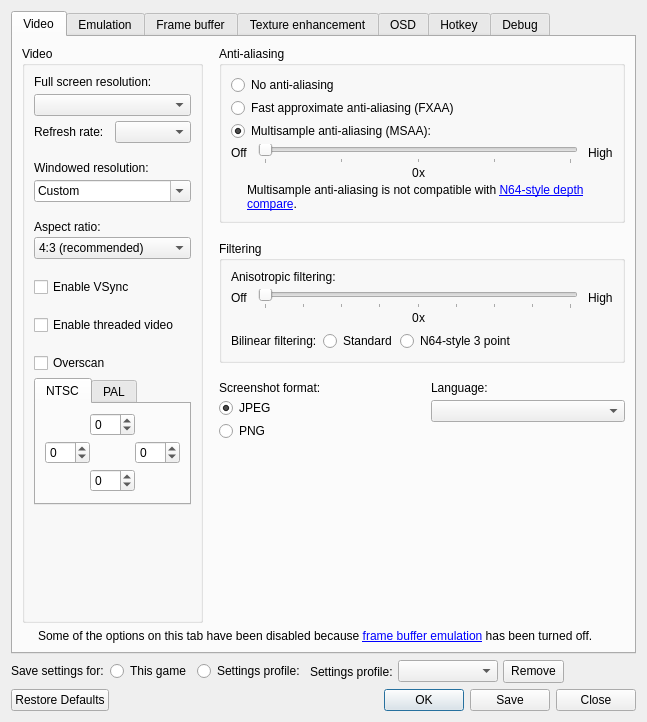
Qt form src/GLideNUI/configDialog.ui (gonetz/GLideN64) before a commit.
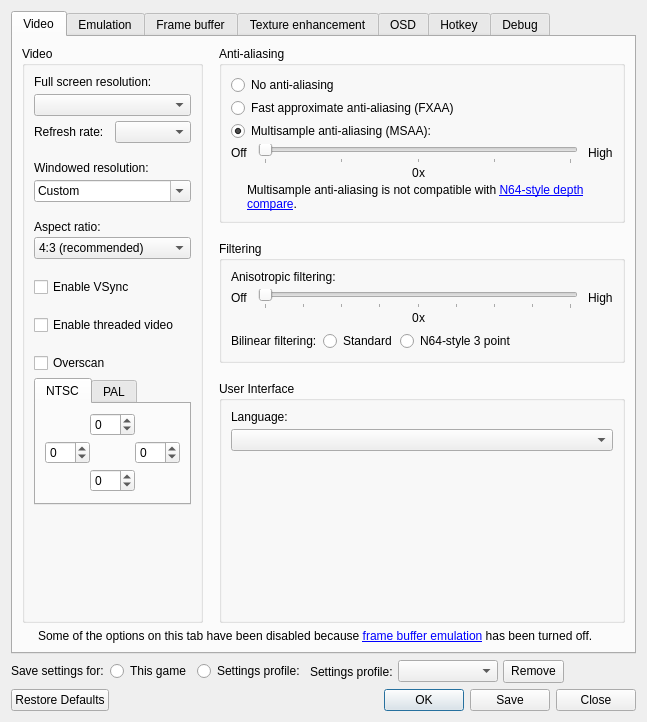
The same form after that commit. Icons and pictures are not drawn.

Commit message: GLideNUI: remove screenshot type selection

What changed in the file:
```diff
--- a/src/GLideNUI/configDialog.ui
+++ b/src/GLideNUI/configDialog.ui
@@ -876,82 +876,24 @@
             </widget>
            </item>
            <item>
-            <layout class="QHBoxLayout" name="horizontalLayout_14">
-             <property name="spacing">
-              <number>18</number>
+            <widget class="QGroupBox" name="userInterfaceGroupBox">
+             <property name="title">
+              <string>User Interface</string>
              </property>
-             <item>
-              <widget class="QFrame" name="screenshotFrame">
                <layout class="QVBoxLayout" name="verticalLayout_6">
+              <item>
+               <layout class="QHBoxLayout" name="horizontalLayout_14">
                 <property name="spacing">
-                 <number>3</number>
+                 <number>18</number>
                 </property>
-                <property name="leftMargin">
-                 <number>0</number>
-                </property>
-                <property name="topMargin">
-                 <number>0</number>
-                </property>
-                <property name="rightMargin">
-                 <number>0</number>
-                </property>
-                <property name="bottomMargin">
-                 <number>0</number>
-                </property>
-                <item>
-                 <widget class="QLabel" name="screenshotLabel">
-                  <property name="text">
-                   <string>Screenshot format:</string>
-                  </property>
-                  <property name="alignment">
-                   <set>Qt::AlignLeading|Qt::AlignLeft|Qt::AlignTop</set>
-                  </property>
-                  <property name="openExternalLinks">
-                   <bool>true</bool>
-                  </property>
-                 </widget>
-                </item>
-                <item>
-                 <widget class="QRadioButton" name="jpegRadioButton">
-                  <property name="text">
-                   <string>JPEG</string>
-                  </property>
-                  <property name="checked">
-                   <bool>true</bool>
-                  </property>
-                  <attribute name="buttonGroup">
-                   <string notr="true">screenshotButtonGroup</string>
-                  </attribute>
-                 </widget>
-                </item>
-                <item>
-                 <widget class="QRadioButton" name="pngRadioButton">
-                  <property name="text">
-                   <string>PNG</string>
-                  </property>
-                  <attribute name="buttonGroup">
-                   <string notr="true">screenshotButtonGroup</string>
-                  </attribute>
-                 </widget>
-                </item>
-                <item>
-                 <spacer name="verticalSpacer_8">
-                  <property name="orientation">
-                   <enum>Qt::Vertical</enum>
-                  </property>
-                  <property name="sizeHint" stdset="0">
-                   <size>
-                    <width>0</width>
-                    <height>0</height>
-                   </size>
-                  </property>
-                 </spacer>
-                </item>
-               </layout>
-              </widget>
-             </item>
              <item>
               <widget class="QFrame" name="translationsFrame">
+                  <property name="sizePolicy">
+                   <sizepolicy hsizetype="Expanding" vsizetype="Expanding">
+                    <horstretch>0</horstretch>
+                    <verstretch>0</verstretch>
+                   </sizepolicy>
+                  </property>
                <property name="toolTip">
                 <string>&lt;html&gt;&lt;head/&gt;&lt;body&gt;&lt;p&gt;The selected language will display after this window is closed and reopened.&lt;/p&gt;&lt;/body&gt;&lt;/html&gt;</string>
                </property>
@@ -1003,6 +945,9 @@
             </layout>
            </item>
           </layout>
+            </widget>
+           </item>
+          </layout>
          </item>
         </layout>
        </item>
```
Left out of the diff: 2 changed lines with no effect on the pictures. Lines whose indentation alone changed are shown as unchanged. The commit also changes 7 other files.
